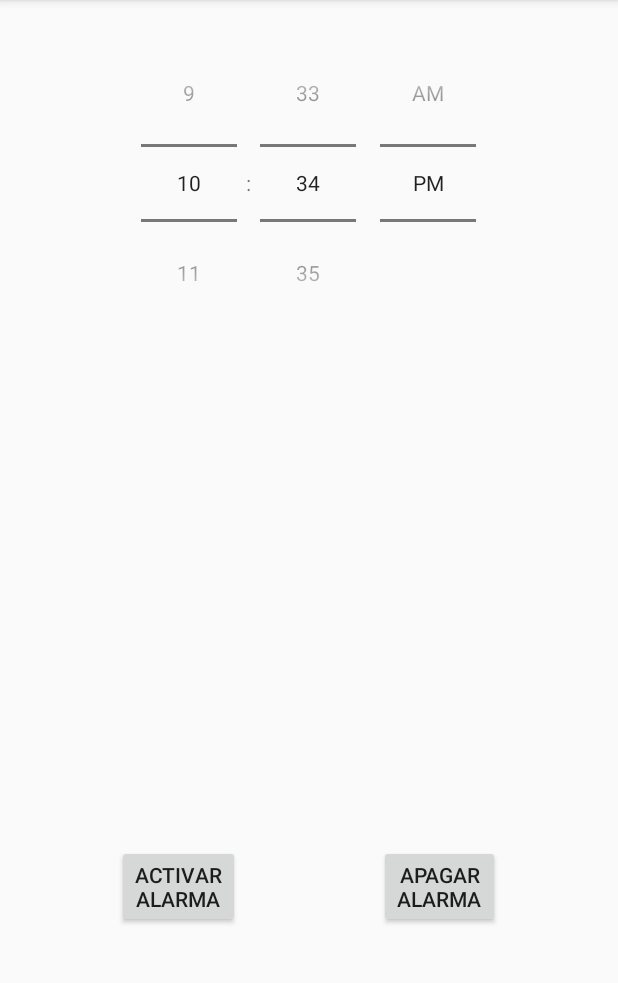
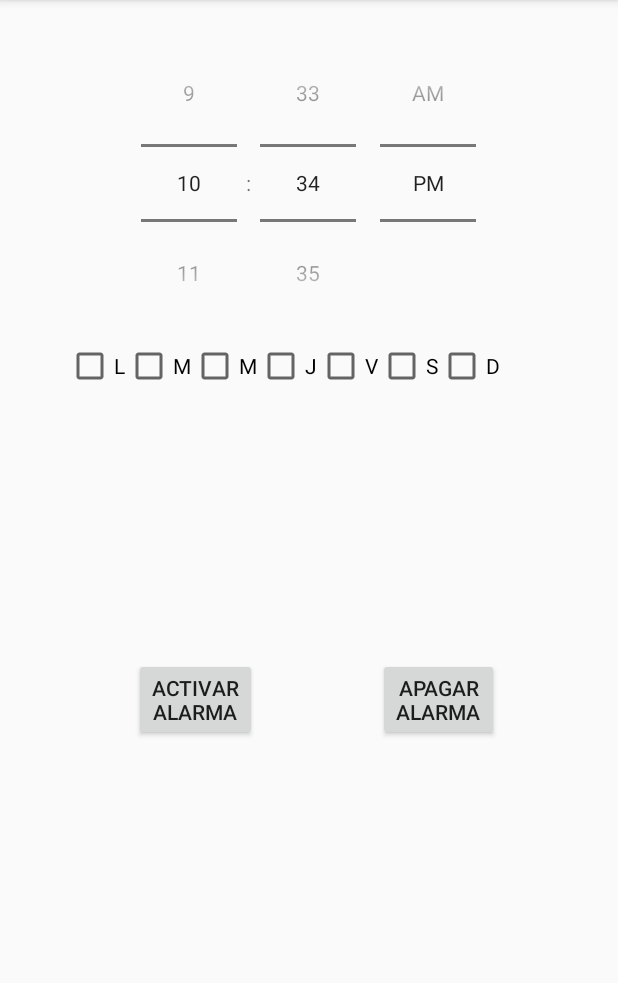
Before and after one commit to cesquern05/UpLock, an Android app: the screen it shows after launch (MainActivity), on a phone screen of 412 x 824 dp, the part 84-1067 px from its top. Run offline under Robolectric (Android 15) with nearby library versions, the light colour scheme and no system bars.

Commit message:
Alarma Funciona Ventana de Puzzle

```diff
--- a/app/src/main/AndroidManifest.xml
+++ b/app/src/main/AndroidManifest.xml
@@ -21,6 +21,9 @@
 
         <receiver android:name=".AlarmReceiver"></receiver>
         <service android:name=".RingtonePlayingService" android:enabled="true"></service>
+
+
+        <activity android:name=".Pop"></activity>
     </application>
 
 
--- a/app/src/main/java/com/uplock/uplock/MainActivity.java
+++ b/app/src/main/java/com/uplock/uplock/MainActivity.java
@@ -11,10 +11,12 @@ import android.support.design.widget.FloatingActionButton;
 import android.support.design.widget.Snackbar;
 import android.support.v7.app.AppCompatActivity;
 import android.support.v7.widget.Toolbar;
+import android.util.Log;
 import android.view.View;
 import android.view.Menu;
 import android.view.MenuItem;
 import android.widget.Button;
+import android.widget.RadioButton;
 import android.widget.TextView;
 import android.widget.TimePicker;
 
@@ -28,6 +30,14 @@ public class MainActivity extends AppCompatActivity {
     TextView alarmMensaje;
     Context context;
     PendingIntent pendingIntent;
+    RadioButton radioButtonLunes;
+    RadioButton radioButtonMartes;
+    RadioButton radioButtonMiercoles;
+    RadioButton radioButtonJueves;
+    RadioButton radioButtonViernes;
+    RadioButton radioButtonSabado;
+    RadioButton radioButtonDomingo;
+
 
     @Override
     protected void onCreate(Bundle savedInstanceState) {
--- a/app/src/main/res/layout/content_main.xml
+++ b/app/src/main/res/layout/content_main.xml
@@ -18,11 +18,9 @@
         android:layout_height="wrap_content"
         android:text="Activar\nAlarma"
         android:id="@+id/btnAplicarAlarma"
-        android:layout_alignParentBottom="true"
-        android:layout_alignLeft="@+id/timePicker"
-        android:layout_alignStart="@+id/timePicker"
-        android:layout_marginBottom="133dp"
-       />
+        android:layout_alignTop="@+id/btnApagarAlarma"
+        android:layout_toLeftOf="@+id/radioButtonJueves"
+        android:layout_toStartOf="@+id/radioButtonJueves" />
 
     <Button
         style="?android:attr/buttonStyleSmall"
@@ -30,9 +28,10 @@
         android:layout_height="wrap_content"
         android:text="Apagar\nAlarma"
         android:id="@+id/btnApagarAlarma"
-        android:layout_alignTop="@+id/btnAplicarAlarma"
-        android:layout_alignRight="@+id/timePicker"
-        android:layout_alignEnd="@+id/timePicker" />
+        android:layout_below="@+id/alarmMensaje"
+        android:layout_toRightOf="@+id/radioButtonViernes"
+        android:layout_toEndOf="@+id/radioButtonViernes"
+        android:layout_marginTop="40dp" />
 
     <TextView
         android:layout_width="wrap_content"
@@ -50,4 +49,68 @@
         android:timePickerMode="spinner"
         android:layout_centerHorizontal="true" />
 
+
+    <CheckBox
+        android:layout_width="wrap_content"
+        android:layout_height="wrap_content"
+        android:text="L"
+        android:id="@+id/radioButtonLunes"
+        android:layout_below="@+id/timePicker"
+        android:layout_toLeftOf="@+id/radioButtonMartes"
+        android:layout_toStartOf="@+id/radioButtonMartes" />
+
+    <CheckBox
+        android:layout_width="wrap_content"
+        android:layout_height="wrap_content"
+        android:text="M"
+        android:id="@+id/radioButtonMartes"
+        android:layout_below="@+id/timePicker"
+        android:layout_toLeftOf="@+id/radioButtonMiercoles"
+        android:layout_toStartOf="@+id/radioButtonMiercoles" />
+
+    <CheckBox
+        android:layout_width="wrap_content"
+        android:layout_height="wrap_content"
+        android:text="M"
+        android:id="@+id/radioButtonMiercoles"
+        android:layout_below="@+id/timePicker"
+        android:layout_toLeftOf="@+id/radioButtonJueves"
+        android:layout_toStartOf="@+id/radioButtonJueves" />
+
+    <CheckBox
+        android:layout_width="wrap_content"
+        android:layout_height="wrap_content"
+        android:text="J"
+        android:id="@+id/radioButtonJueves"
+        android:layout_below="@+id/timePicker"
+        android:layout_toLeftOf="@+id/radioButtonViernes"
+        android:layout_toStartOf="@+id/radioButtonViernes" />
+
+    <CheckBox
+        android:layout_width="wrap_content"
+        android:layout_height="wrap_content"
+        android:text="V"
+        android:id="@+id/radioButtonViernes"
+        android:layout_below="@+id/timePicker"
+        android:layout_toLeftOf="@+id/radioButtonSabado"
+        android:layout_toStartOf="@+id/radioButtonSabado" />
+
+    <CheckBox
+        android:layout_width="wrap_content"
+        android:layout_height="wrap_content"
+        android:text="S"
+        android:id="@+id/radioButtonSabado"
+        android:layout_below="@+id/timePicker"
+        android:layout_toLeftOf="@+id/radioButtonDomingo"
+        android:layout_toStartOf="@+id/radioButtonDomingo" />
+
+    <CheckBox
+        android:layout_width="wrap_content"
+        android:layout_height="wrap_content"
+        android:text="D"
+        android:id="@+id/radioButtonDomingo"
+        android:layout_below="@+id/timePicker"
+        android:layout_alignRight="@+id/timePicker"
+        android:layout_alignEnd="@+id/timePicker" />
+
 </RelativeLayout>
```
Also changed, not shown: app/src/main/java/com/uplock/uplock/Pop.java (added, +30 -0 lines), app/src/main/java/com/uplock/uplock/RingtonePlayingService.java (+7 -0 lines), app/src/main/res/layout/popuppuzzle.xml (added, +66 -0 lines).
